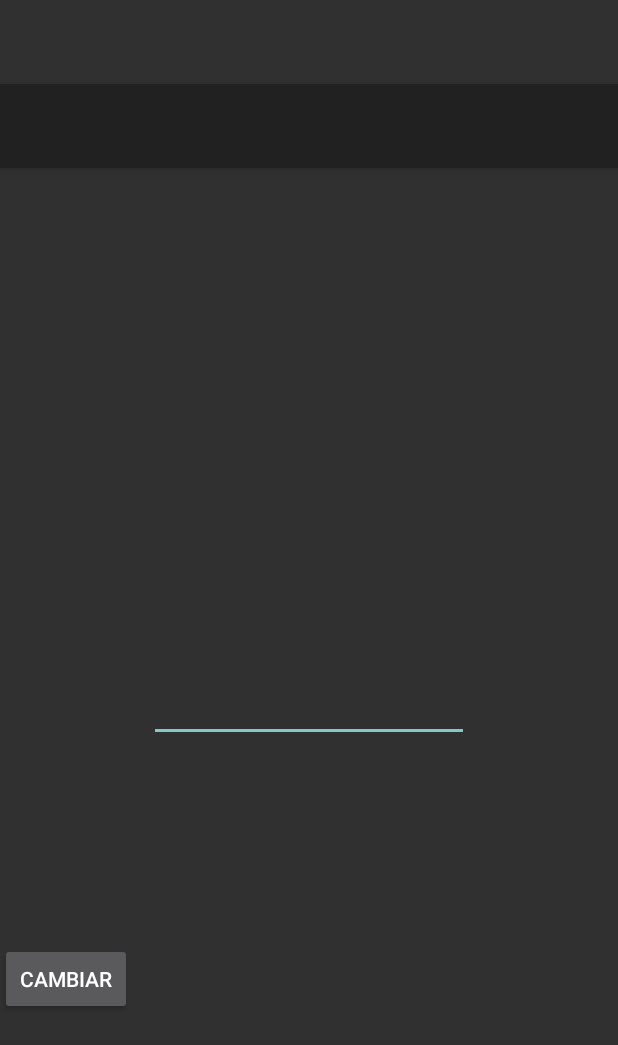
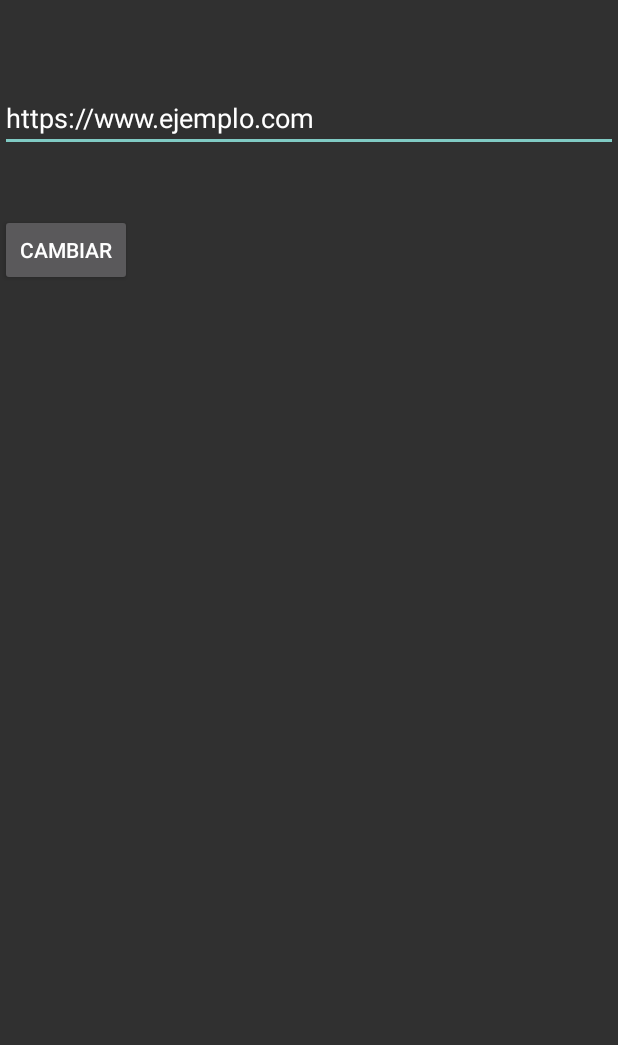
Before and after one commit to Epirex/com.supranet.webview, an Android app: the MainActivity2 screen opened directly, with no data from a screen before it, on a phone screen of 412 x 824 dp. Shown: the top 1045 px of the screen. Run offline under Robolectric (Android 15) with nearby library versions, the phone set to English and light mode, and no system bars.

Commit message:
Webview restructuring
Signed-off-by: Epirex <estebanguzzo@gmail.com>

```diff
--- a/app/src/main/java/com/supranet/webview/MainActivity2.kt
+++ b/app/src/main/java/com/supranet/webview/MainActivity2.kt
@@ -8,35 +8,28 @@ import com.supranet.webview.databinding.ActivityMain2Binding
 import android.widget.Button
 import android.widget.EditText
 import android.widget.Toast
+import androidx.preference.PreferenceManager
 
 class MainActivity2 : AppCompatActivity() {
 
-    private lateinit var binding: ActivityMain2Binding
-
     override fun onCreate(savedInstanceState: Bundle?) {
         super.onCreate(savedInstanceState)
-        setSupportActionBar(findViewById(R.id.my_toolbar))
-        binding = ActivityMain2Binding.inflate(layoutInflater)
-        setContentView(binding.root)
+        setContentView(R.layout.activity_main2)
 
-        val campo=findViewById<EditText>(R.id.edittext)
-        val button2=findViewById<Button>(R.id.button2)
+        val urlEditText = findViewById<EditText>(R.id.urlEditText)
+        val sharedPreferences = PreferenceManager.getDefaultSharedPreferences(this)
+        val savedUrl = sharedPreferences.getString("url", "https://www.ejemplo.com")
+        urlEditText.setText(savedUrl)
 
-            button2.setOnClickListener {
+        val saveButton = findViewById<Button>(R.id.button2)
+        saveButton.setOnClickListener {
+            val newUrl = urlEditText.text.toString()
+            val editor = sharedPreferences.edit()
+            editor.putString("url", newUrl)
+            editor.apply()
 
-                // Guardar texto en variable
-                val nuevaURL = campo.text
-
-                // Mostrar url temporalmente
-                Toast.makeText(this, nuevaURL, Toast.LENGTH_SHORT).show()
-
-                // Enviar nueva URL a activity principal
-                val intento1 = Intent(this, MainActivity::class.java)
-                intento1.putExtra("direccion", campo.text.toString())
-                startActivity(intento1)
-                button2.setOnClickListener{
-                    finish()
-                }
-            }
+            val intent = Intent(this, MainActivity::class.java)
+            startActivity(intent)
         }
     }
+}
--- a/app/src/main/res/layout/activity_main.xml
+++ b/app/src/main/res/layout/activity_main.xml
@@ -6,7 +6,6 @@
     android:layout_width="match_parent"
     android:layout_height="match_parent"
     tools:context=".MainActivity">
-
 
     <WebView
         android:id="@+id/webview"
@@ -23,10 +22,7 @@
             android:layout_y="624dp"
             android:clickable="true"
             app:srcCompat="?android:attr/fingerprintAuthDrawable" />
+
     </WebView>
 
-    //this is the id value
-    />
-
-
 </androidx.constraintlayout.widget.ConstraintLayout>
--- a/app/src/main/res/layout/activity_main2.xml
+++ b/app/src/main/res/layout/activity_main2.xml
@@ -8,21 +8,10 @@
     android:paddingTop="?attr/actionBarSize">
 
     <EditText
-        android:id="@+id/edittext"
-        android:layout_width="wrap_content"
-        android:layout_height="wrap_content"
-        android:layout_marginStart="75dp"
-        android:layout_marginTop="72dp"
-        android:layout_marginEnd="75dp"
-        android:layout_marginBottom="8dp"
-        android:ems="10"
-        android:inputType="text"
-        app:layout_constraintBottom_toBottomOf="parent"
-        app:layout_constraintEnd_toEndOf="parent"
-        app:layout_constraintHorizontal_bias="0.5"
-        app:layout_constraintStart_toStartOf="parent"
-        app:layout_constraintTop_toTopOf="parent"
-        app:layout_constraintVertical_bias="0.5" />
+        android:id="@+id/urlEditText"
+        android:layout_width="match_parent"
+        android:layout_height="wrap_content" />
+
 
     <Button
         android:id="@+id/button2"
@@ -31,16 +20,7 @@
         android:text="Cambiar"
         app:layout_constraintBottom_toBottomOf="parent"
         app:layout_constraintTop_toTopOf="parent"
-        app:layout_constraintVertical_bias="0.795"
-        tools:layout_editor_absoluteX="161dp" />
-
-    <androidx.appcompat.widget.Toolbar
-        android:id="@+id/my_toolbar"
-        android:layout_width="match_parent"
-        android:layout_height="?attr/actionBarSize"
-        android:background="?attr/colorPrimary"
-        android:elevation="4dp"
-        android:theme="@style/ThemeOverlay.AppCompat.ActionBar"
-        app:popupTheme="@style/ThemeOverlay.AppCompat.Light"/>
+        app:layout_constraintVertical_bias="0.12"
+        tools:layout_editor_absoluteX="25dp" />
 
 </androidx.constraintlayout.widget.ConstraintLayout>
```
Also changed, not shown: app/src/main/java/com/supranet/webview/MainActivity.kt (+22 -9 lines), app/src/main/java/com/supranet/webview/SettingsActivity.kt (+28 -5 lines), app/src/main/res/xml/root_preferences.xml (+4 -3 lines).
